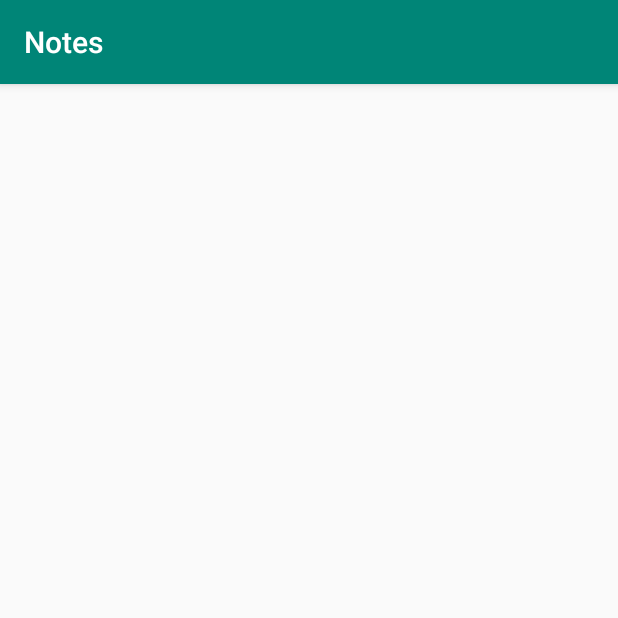
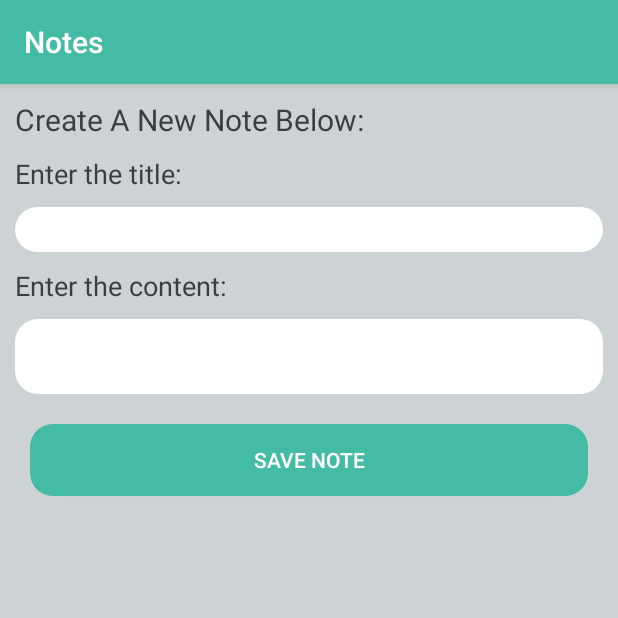
Before and after one commit to shrutipahuja/Notes, an Android app: the CreateNoteActivity screen opened directly, with no data from a screen before it, on a phone screen of 412 x 824 dp, the top half of it. Run offline under Robolectric (Android 15) with nearby library versions, the phone set to English and light mode, and no system bars.

Commit message:
Modified screen 2 for new note creation Created rounded background template for buttons and edittext

```diff
--- a/app/src/main/java/com/example/notes/MainActivity.java
+++ b/app/src/main/java/com/example/notes/MainActivity.java
@@ -11,7 +11,7 @@ import android.os.Bundle;
  */
 
 public class MainActivity extends AppCompatActivity {
-    Toolbar notesListToolbar;
+//    Toolbar notesListToolbar;
     RecyclerView notesListRecyclerView;
 
     @Override
@@ -19,8 +19,8 @@ public class MainActivity extends AppCompatActivity {
         super.onCreate(savedInstanceState);
         setContentView(R.layout.activity_main);
 
-        notesListToolbar = findViewById(R.id.notesListToolbar);
-        setSupportActionBar(notesListToolbar);
+//        notesListToolbar = findViewById(R.id.notesListToolbar);
+//        setSupportActionBar(notesListToolbar);
 
         notesListRecyclerView = findViewById(R.id.notesListRecyclerView);
 
--- /dev/null
+++ b/app/src/main/res/drawable/background_rounded.xml
@@ -0,0 +1,11 @@
+<?xml version="1.0" encoding="utf-8"?>
+<!--  res/drawable/edittext_background_rounded.xml -->
+<shape xmlns:android="http://schemas.android.com/apk/res/android"
+    android:shape="rectangle" android:padding="10dp">
+    <solid android:color="#FFFFFF"/>
+    <corners
+        android:bottomRightRadius="15dp"
+        android:bottomLeftRadius="15dp"
+        android:topLeftRadius="15dp"
+        android:topRightRadius="15dp"/>
+</shape>
--- a/app/src/main/res/layout/activity_create_note.xml
+++ b/app/src/main/res/layout/activity_create_note.xml
@@ -4,6 +4,77 @@
     xmlns:tools="http://schemas.android.com/tools"
     android:layout_width="match_parent"
     android:layout_height="match_parent"
+    android:background="#CDD3D5"
     tools:context=".CreateNoteActivity">
 
+    <TextView
+        android:id="@+id/createNoteHeading"
+        android:layout_width="wrap_content"
+        android:layout_height="wrap_content"
+        android:text="Create A New Note Below:"
+        android:textColor="#393E41"
+        android:textSize="20sp"
+        app:layout_constraintStart_toStartOf="parent"
+        app:layout_constraintTop_toTopOf="parent"
+        android:layout_margin="10dp"
+         />
+
+    <TextView
+        android:id="@+id/noteTitleTextView"
+        android:layout_width="match_parent"
+        android:layout_height="wrap_content"
+        android:text="Enter the title:"
+        android:textColor="#393E41"
+        android:layout_margin="10dp"
+        android:textSize="18sp"
+        app:layout_constraintTop_toBottomOf="@id/createNoteHeading"
+        app:layout_constraintStart_toStartOf="parent"/>
+
+    <EditText
+        android:id="@+id/noteTitleEditText"
+        android:layout_width="match_parent"
+        android:layout_height="30dp"
+        android:background="@drawable/background_rounded"
+        android:layout_margin="10dp"
+        android:textSize="18sp"
+        android:maxLength="100"
+        app:layout_constraintTop_toBottomOf="@id/noteTitleTextView"
+        app:layout_constraintStart_toStartOf="parent"
+        />
+    <TextView
+        android:id="@+id/noteContentTextView"
+        android:layout_width="match_parent"
+        android:layout_height="wrap_content"
+        android:text="Enter the content:"
+        android:layout_margin="10dp"
+        android:textSize="18sp"
+        android:textColor="#393E41"
+        app:layout_constraintTop_toBottomOf="@id/noteTitleEditText"
+        app:layout_constraintStart_toStartOf="parent"/>
+
+    <EditText
+        android:id="@+id/noteContentEditText"
+        android:layout_width="match_parent"
+        android:layout_height="50dp"
+        android:layout_margin="10dp"
+        android:inputType="textMultiLine"
+        android:textSize="16sp"
+        android:background="@drawable/background_rounded"
+        app:layout_constraintTop_toBottomOf="@id/noteContentTextView"
+        app:layout_constraintStart_toStartOf="parent"
+        />
+
+    <Button
+        android:layout_width="match_parent"
+        android:layout_height="wrap_content"
+        android:text="Save Note"
+        android:layout_margin="20dp"
+        android:textColor="@android:color/white"
+        android:background="@drawable/background_rounded"
+        android:backgroundTint="@color/colorPrimary"
+        app:layout_constraintStart_toStartOf="parent"
+        app:layout_constraintEnd_toEndOf="parent"
+        app:layout_constraintTop_toBottomOf="@id/noteContentEditText"/>
+
+
 </androidx.constraintlayout.widget.ConstraintLayout>
--- a/app/src/main/res/layout/activity_main.xml
+++ b/app/src/main/res/layout/activity_main.xml
@@ -6,14 +6,14 @@
     android:layout_height="match_parent"
     tools:context=".MainActivity">
 
-    <androidx.appcompat.widget.Toolbar
+  <!--  <androidx.appcompat.widget.Toolbar
         android:id="@+id/notesListToolbar"
         android:layout_width="match_parent"
         android:layout_height="?attr/actionBarSize"
         android:background="@color/colorPrimary"
         app:layout_constraintStart_toStartOf="parent"
         app:layout_constraintEnd_toEndOf="parent"
-        app:layout_constraintTop_toTopOf="parent"/>
+        app:layout_constraintTop_toTopOf="parent"/> -->
 
     <androidx.recyclerview.widget.RecyclerView
         android:id="@+id/notesListRecyclerView"
@@ -22,7 +22,8 @@
         android:layout_margin="10dp"
         app:layout_constraintStart_toStartOf="parent"
         app:layout_constraintEnd_toEndOf="parent"
-        app:layout_constraintTop_toBottomOf="@id/notesListToolbar" />
+        app:layout_constraintTop_toTopOf="parent"
+        />
 
     <com.google.android.material.floatingactionbutton.FloatingActionButton
         android:id="@+id/addNewNoteButton"
--- a/app/src/main/res/values/colors.xml
+++ b/app/src/main/res/values/colors.xml
@@ -1,6 +1,6 @@
 <?xml version="1.0" encoding="utf-8"?>
 <resources>
-    <color name="colorPrimary">#008577</color>
-    <color name="colorPrimaryDark">#00574B</color>
-    <color name="colorAccent">#D81B60</color>
+    <color name="colorPrimary">#44BBA4</color>
+    <color name="colorPrimaryDark">#FFFFFF</color>
+    <color name="colorAccent">#E94F37</color>
 </resources>
```
